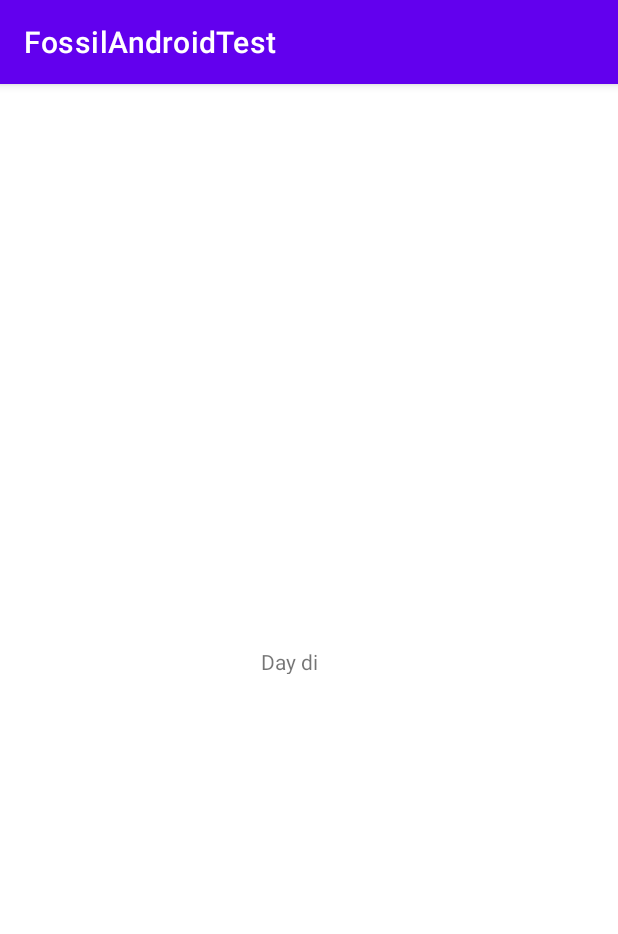
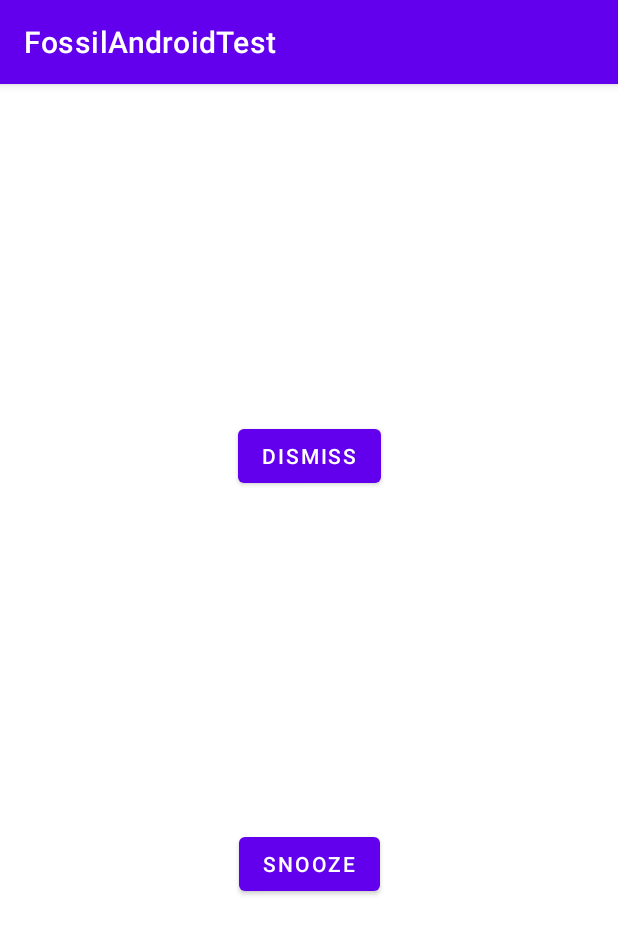
Before and after one commit to cuongdq2511/FossilAndroidTest, an Android app: the WakeUpActivity screen opened directly, with no data from a screen before it, on a phone screen of 412 x 824 dp. Shown: the top 934 px of the screen. Run offline under Robolectric (Android 15) with nearby library versions, the phone set to English and light mode, and no system bars.

Commit message:
Handled Dismissing and Snoozing

```diff
--- a/app/src/main/java/com/example/fossilandroidtest/MainActivity.kt
+++ b/app/src/main/java/com/example/fossilandroidtest/MainActivity.kt
@@ -13,7 +13,7 @@ class MainActivity : AppCompatActivity() {
     private lateinit var btnStart: Button
     private lateinit var btnStop: Button
 
-    private val mockData = Alarm(alarmId = 1, hour = 10, minute = 45)
+    private val mockData = Alarm(alarmId = 1, hour = 11, minute = 20)
     override fun onCreate(savedInstanceState: Bundle?) {
         super.onCreate(savedInstanceState)
         Log.i(TAG, "onCreate: Entry")
@@ -21,7 +21,6 @@ class MainActivity : AppCompatActivity() {
         btnStart = findViewById(R.id.btnStart)
         btnStop = findViewById(R.id.btnStop)
         btnStart.setOnClickListener { mockData.scheduleAlarm(this.applicationContext) }
-
         btnStop.setOnClickListener { mockData.cancelAlarm(this.applicationContext) }
     }
 
--- a/app/src/main/java/com/example/fossilandroidtest/WakeUpActivity.kt
+++ b/app/src/main/java/com/example/fossilandroidtest/WakeUpActivity.kt
@@ -1,11 +1,53 @@
 package com.example.fossilandroidtest
 
+import android.content.Intent
 import androidx.appcompat.app.AppCompatActivity
 import android.os.Bundle
+import android.util.Log
+import android.widget.Button
+import com.example.fossilandroidtest.common.Constant
+import com.example.fossilandroidtest.model.Alarm
+import com.example.fossilandroidtest.service.AlarmService
+import java.util.*
 
 class WakeUpActivity : AppCompatActivity() {
+    private lateinit var btnDismiss: Button
+    private lateinit var btnSnooze: Button
     override fun onCreate(savedInstanceState: Bundle?) {
         super.onCreate(savedInstanceState)
         setContentView(R.layout.activity_wake_up)
+        btnSnooze = findViewById(R.id.btnSnooze)
+        btnDismiss = findViewById(R.id.btnDismiss)
+        btnSnooze.setOnClickListener { handleSnoozeAlarm() }
+        btnDismiss.setOnClickListener { handleDismissAlarm() }
+    }
+
+    /**
+     * This function will stop alarm service then destroy this activity
+     */
+    private fun handleDismissAlarm() {
+        Log.i(TAG, "handleDismissAlarm: Entry")
+        applicationContext.stopService(Intent(applicationContext, AlarmService::class.java))
+        finish()
+    }
+
+    /**
+     * This function will snooze alarm more few minutes when user click
+     * Then it will start service again
+     */
+    private fun handleSnoozeAlarm() {
+        Log.i(TAG, "handleSnoozeAlarm: Entry")
+        val calendar = Calendar.getInstance().apply {
+            timeInMillis = System.currentTimeMillis()
+            add(Calendar.MINUTE, Constant.SNOOZE_MINUTE_DEFAULT)
+        }
+        Alarm(alarmId = Random().nextInt(Int.MAX_VALUE), hour = calendar.get(Calendar.HOUR_OF_DAY), minute = calendar.get(Calendar.MINUTE),).scheduleAlarm(applicationContext)
+        val intent = Intent(applicationContext, AlarmService::class.java)
+        applicationContext.stopService(intent)
+        finish()
+    }
+
+    companion object {
+        private val TAG = WakeUpActivity::class.java.simpleName
     }
 }
--- a/app/src/main/java/com/example/fossilandroidtest/common/Constant.kt
+++ b/app/src/main/java/com/example/fossilandroidtest/common/Constant.kt
@@ -18,6 +18,8 @@ class Constant {
         const val DEFAULT_MILI_SECOND = 0
         const val PENDING_INTENT_FLAG = 0
 
+        const val SNOOZE_MINUTE_DEFAULT = 2
+
         const val CHANNEL_ID = "ALARM_CHANNEL"
         const val CHANNEL_NAME = "ALARM_SERVICE_CHANNEL"
 
--- a/app/src/main/java/com/example/fossilandroidtest/model/Alarm.kt
+++ b/app/src/main/java/com/example/fossilandroidtest/model/Alarm.kt
@@ -46,7 +46,6 @@ data class Alarm(
         Log.i(TAG, "cancelAlarm: End")
     }
 
-
     private fun initCalendar() = Calendar.getInstance().apply {
         timeInMillis = System.currentTimeMillis()
         set(Calendar.HOUR_OF_DAY, hour)
--- a/app/src/main/res/layout/activity_wake_up.xml
+++ b/app/src/main/res/layout/activity_wake_up.xml
@@ -6,13 +6,25 @@
     android:layout_height="match_parent"
     tools:context=".WakeUpActivity">
 
-    <TextView
-        android:id="@+id/textView"
-        android:layout_width="64dp"
-        android:layout_height="18dp"
-        android:text="Day di naooooooo"
+    <Button
+        android:id="@+id/btnDismiss"
+        android:layout_width="wrap_content"
+        android:layout_height="wrap_content"
+        android:text="Dismiss"
+        app:layout_constraintBottom_toTopOf="@+id/btnSnooze"
+        app:layout_constraintEnd_toEndOf="parent"
+        app:layout_constraintHorizontal_bias="0.5"
+        app:layout_constraintStart_toStartOf="parent"
+        app:layout_constraintTop_toTopOf="parent" />
+
+    <Button
+        android:id="@+id/btnSnooze"
+        android:layout_width="wrap_content"
+        android:layout_height="wrap_content"
+        android:text="Snooze"
         app:layout_constraintBottom_toBottomOf="parent"
         app:layout_constraintEnd_toEndOf="parent"
+        app:layout_constraintHorizontal_bias="0.5"
         app:layout_constraintStart_toStartOf="parent"
-        app:layout_constraintTop_toTopOf="parent" />
+        app:layout_constraintTop_toBottomOf="@+id/btnDismiss" />
 </androidx.constraintlayout.widget.ConstraintLayout>
```
Also changed, not shown: app/src/main/java/com/example/fossilandroidtest/service/AlarmService.kt (+6 -2 lines).
